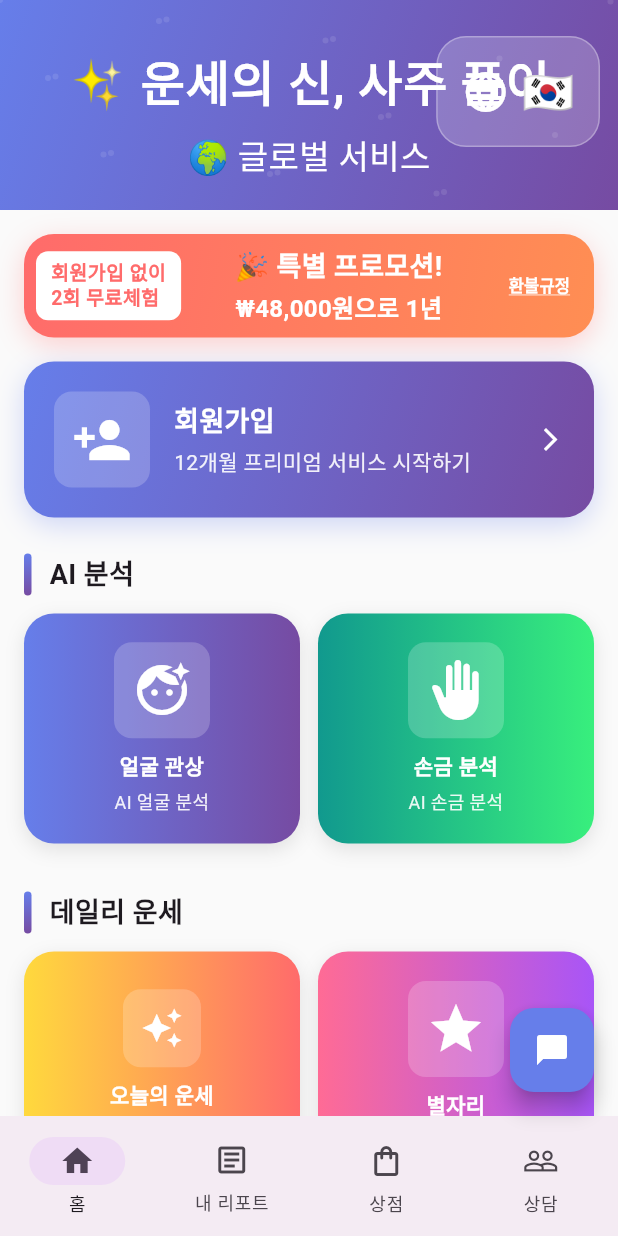
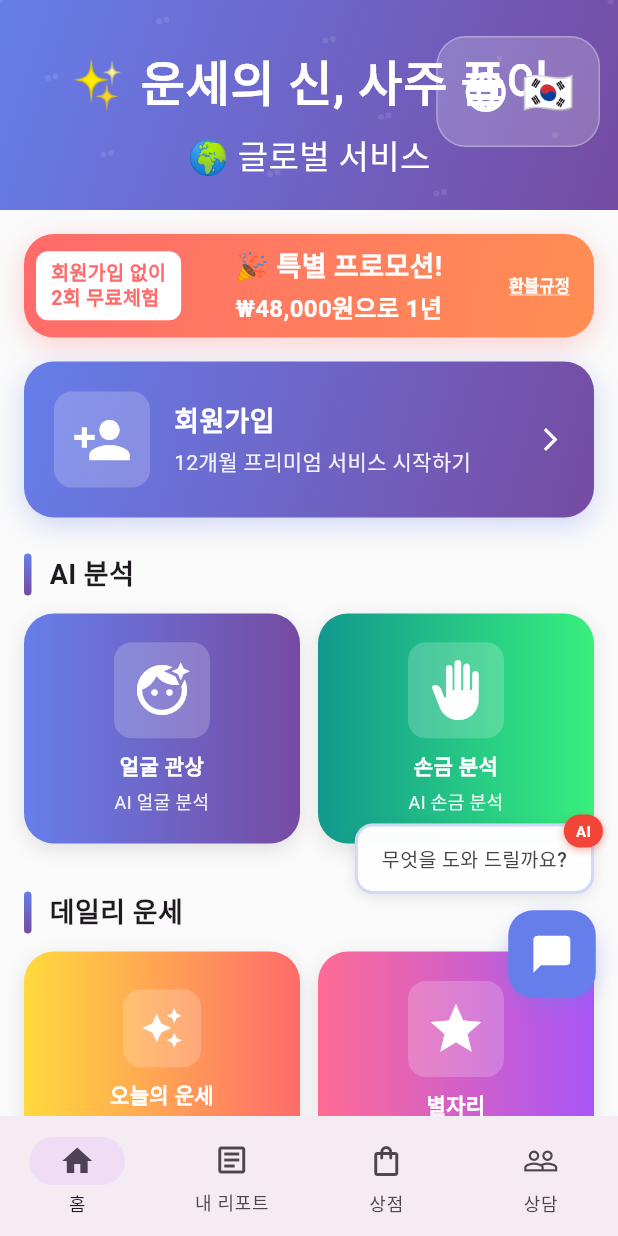
Before and after one commit to langsb16-collab/life82, a Flutter app: the screen it shows after launch, on a phone screen of 412 x 824 dp. Run offline on Flutter 3.47's test engine with Material 3 defaults, Android fonts, the light colour scheme and no system bars; our stand-ins replace hive_flutter, image_picker, shared_preferences; accounts and stored records are empty.

Commit message:
챗봇 버튼 UI 개선: 애니메이션 말풍선 추가
주요 개선사항:
✅ 눈에 잘 보이는 디자인으로 변경
✅ 애니메이션 말풍선 툴팁 추가
✅ 빨간색 'AI' 배지 추가
✅ PC와 모바일 모두 잘 보이게 배치

디자인 상세:
1. 챗봇 버튼
   - 위치: 우측 하단 (bottom: 80px, right: 16px)
   - 색상: 보라색 (#667EEA)
   - 크기: 56x56 픽셀
   - 아이콘: 채팅 풍선 (28px)
   - 그림자: 보라색 그림자 효과

2. 말풍선 툴팁
   - 텍스트: '무엇을 도와 드릴까요?' (다국어 지원)
   - 배경: 흰색
   - 테두리: 연한 보라색 (2px)
   - 최대 너비: 200px
   - 그림자: 부드러운 그림자 효과

3. AI 배지
   - 위치: 말풍선 우측 상단
   - 색상: 빨간색 배경 + 흰색 텍스트
   - 텍스트: 'AI'
   - 크기: 작은 둥근 배지

4. 애니메이션 효과
   - 말풍선: 페이드 인/아웃 (0.8 ↔ 1.0 투명도)
   - 버튼: 크기 변화 (0.95 ↔ 1.05 스케일)
   - 속도: 1.5초 주기
   - 효과: 부드러운 easeInOut 곡선

기술 구현:
- AnimationController + SingleTickerProviderStateMixin
- ScaleAnimation + FadeAnimation
- Stack 위젯으로 말풍선과 버튼 배치
- BoxShadow로 입체감 추가
- BorderRadius로 둥근 모서리 처리

사용자 경험:
✅ 항상 눈에 띄는 위치에 표시
✅ 애니메이션으로 주목도 향상
✅ AI 배지로 자동응답 기능 강조
✅ 클릭 시 챗봇 다이얼로그 열림

```diff
--- a/lib/screens/home_screen.dart
+++ b/lib/screens/home_screen.dart
@@ -44,11 +44,16 @@ class _HomeScreenState extends State<HomeScreen> {
     ];
 
     return Scaffold(
-      body: screens[_selectedIndex],
-      floatingActionButton: FloatingActionButton(
-        onPressed: () => _showChatbot(context),
-        backgroundColor: const Color(0xFF667EEA),
-        child: const Icon(Icons.chat_bubble, color: Colors.white),
+      body: Stack(
+        children: [
+          screens[_selectedIndex],
+          // Chatbot Button with Tooltip Bubble
+          Positioned(
+            right: 16,
+            bottom: 80,
+            child: _ChatbotFloatingButton(onTap: () => _showChatbot(context)),
+          ),
+        ],
       ),
       bottomNavigationBar: NavigationBar(
         selectedIndex: _selectedIndex,
@@ -1351,3 +1356,166 @@ class _ChatbotDialogState extends State<ChatbotDialog> {
     );
   }
 }
+
+// Chatbot Floating Button with Animated Tooltip
+class _ChatbotFloatingButton extends StatefulWidget {
+  final VoidCallback onTap;
+
+  const _ChatbotFloatingButton({required this.onTap});
+
+  @override
+  State<_ChatbotFloatingButton> createState() => _ChatbotFloatingButtonState();
+}
+
+class _ChatbotFloatingButtonState extends State<_ChatbotFloatingButton>
+    with SingleTickerProviderStateMixin {
+  late AnimationController _controller;
+  late Animation<double> _scaleAnimation;
+  late Animation<double> _fadeAnimation;
+
+  @override
+  void initState() {
+    super.initState();
+    _controller = AnimationController(
+      duration: const Duration(milliseconds: 1500),
+      vsync: this,
+    )..repeat(reverse: true);
+
+    _scaleAnimation = Tween<double>(begin: 0.95, end: 1.05).animate(
+      CurvedAnimation(parent: _controller, curve: Curves.easeInOut),
+    );
+
+    _fadeAnimation = Tween<double>(begin: 0.8, end: 1.0).animate(
+      CurvedAnimation(parent: _controller, curve: Curves.easeInOut),
+    );
+  }
+
+  @override
+  void dispose() {
+    _controller.dispose();
+    super.dispose();
+  }
+
+  @override
+  Widget build(BuildContext context) {
+    final localization = context.watch<LocalizationService>();
+
+    return Column(
+      mainAxisSize: MainAxisSize.min,
+      crossAxisAlignment: CrossAxisAlignment.end,
+      children: [
+        // Speech Bubble Tooltip
+        AnimatedBuilder(
+          animation: _fadeAnimation,
+          builder: (context, child) {
+            return Opacity(
+              opacity: _fadeAnimation.value,
+              child: Stack(
+                clipBehavior: Clip.none,
+                children: [
+                  // Main Bubble
+                  Container(
+                    constraints: const BoxConstraints(maxWidth: 200),
+                    padding: const EdgeInsets.symmetric(
+                      horizontal: 16,
+                      vertical: 12,
+                    ),
+                    decoration: BoxDecoration(
+                      color: Colors.white,
+                      borderRadius: BorderRadius.circular(12),
+                      border: Border.all(
+                        color: const Color(0xFF667EEA).withValues(alpha: 0.3),
+                        width: 2,
+                      ),
+                      boxShadow: [
+                        BoxShadow(
+                          color: Colors.black.withValues(alpha: 0.1),
+                          blurRadius: 8,
+                          offset: const Offset(0, 2),
+                        ),
+                      ],
+                    ),
+                    child: Text(
+                      localization.translate('chatbot_greeting'),
+                      style: TextStyle(
+                        color: Colors.grey.shade800,
+                        fontSize: 13,
+                        fontWeight: FontWeight.w500,
+                        height: 1.4,
+                      ),
+                      textAlign: TextAlign.center,
+                    ),
+                  ),
+                  // AI Badge
+                  Positioned(
+                    top: -6,
+                    right: -6,
+                    child: Container(
+                      padding: const EdgeInsets.symmetric(
+                        horizontal: 8,
+                        vertical: 4,
+                      ),
+                      decoration: BoxDecoration(
+                        color: Colors.red,
+                        borderRadius: BorderRadius.circular(12),
+                        boxShadow: [
+                          BoxShadow(
+                            color: Colors.red.withValues(alpha: 0.4),
+                            blurRadius: 4,
+                            offset: const Offset(0, 2),
+                          ),
+                        ],
+                      ),
+                      child: const Text(
+                        'AI',
+                        style: TextStyle(
+                          color: Colors.white,
+                          fontSize: 10,
+                          fontWeight: FontWeight.bold,
+                        ),
+                      ),
+                    ),
+                  ),
+                ],
+              ),
+            );
+          },
+        ),
+
+        const SizedBox(height: 12),
+
+        // Floating Action Button
+        AnimatedBuilder(
+          animation: _scaleAnimation,
+          builder: (context, child) {
+            return Transform.scale(
+              scale: _scaleAnimation.value,
+              child: Container(
+                decoration: BoxDecoration(
+                  shape: BoxShape.circle,
+                  boxShadow: [
+                    BoxShadow(
+                      color: const Color(0xFF667EEA).withValues(alpha: 0.4),
+                      blurRadius: 12,
+                      offset: const Offset(0, 4),
+                    ),
+                  ],
+                ),
+                child: FloatingActionButton(
+                  onPressed: widget.onTap,
+                  backgroundColor: const Color(0xFF667EEA),
+                  elevation: 0,
+                  child: const Icon(
+                    Icons.chat_bubble,
+                    color: Colors.white,
+                    size: 28,
+                  ),
+                ),
+              ),
+            );
+          },
+        ),
+      ],
+    );
+  }
+}
```
